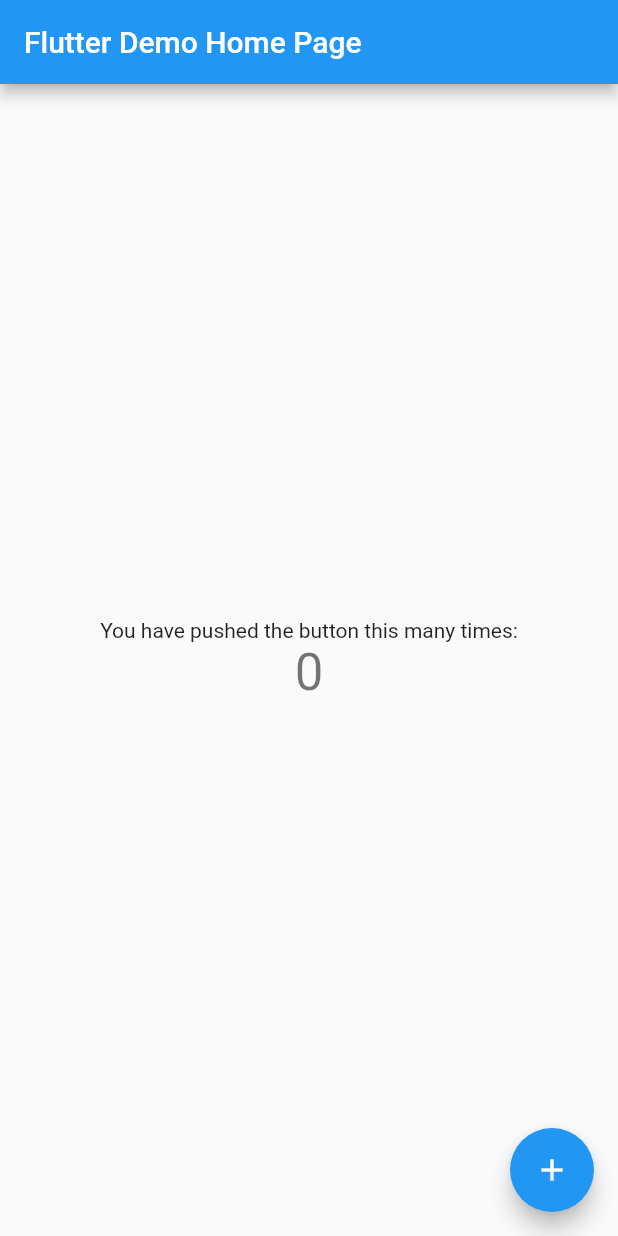
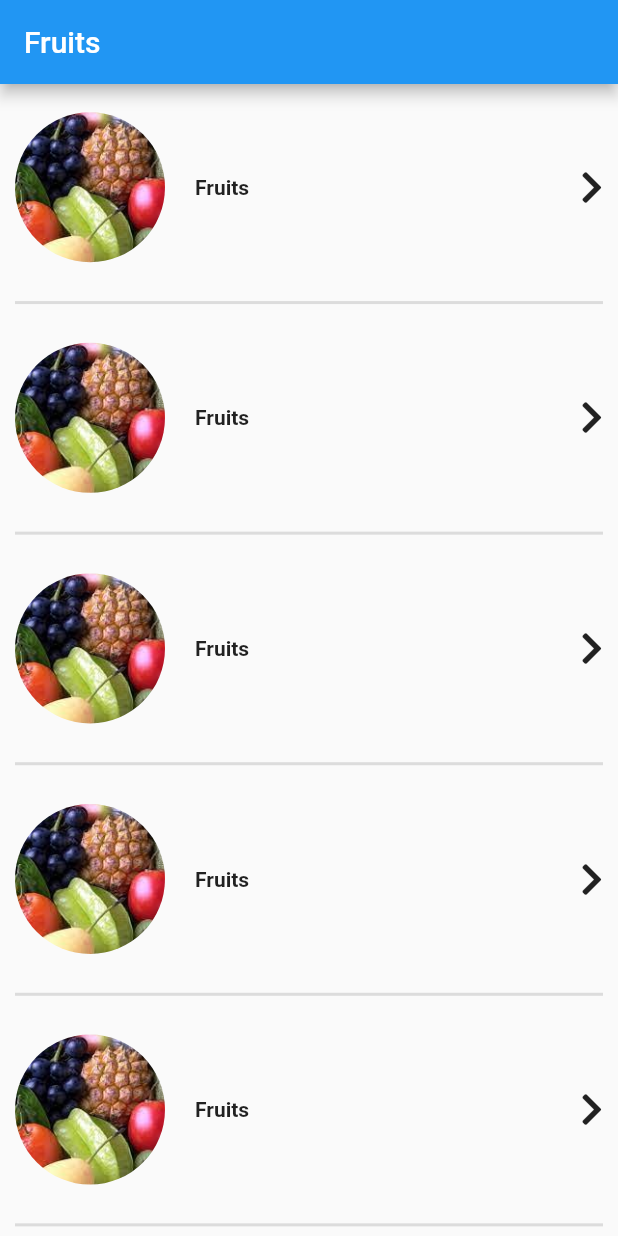
Before and after one commit to ahmed-elmenan/calories_in_food_app, a Flutter app: the screen it shows after launch, on a phone screen of 412 x 824 dp. Run offline on Flutter 3.47's test engine with Material 2 defaults, Android fonts, the phone set to English and light mode, and no system bars; our stand-ins replace font_awesome_flutter.

Commit message:
add fruits page and details and card

```diff
--- /dev/null
+++ b/lib/features/fruits/food_card.dart
@@ -0,0 +1,34 @@
+import 'package:flutter/material.dart';
+import 'package:font_awesome_flutter/font_awesome_flutter.dart';
+
+class FoodCard extends StatelessWidget {
+  @override
+  Widget build(BuildContext context) {
+    Size size = MediaQuery.of(context).size;
+    return Container(
+      margin: EdgeInsets.symmetric(vertical: 10),
+      height: size.height / 7,
+      child: Row(
+        // mainAxisAlignment: MainAxisAlignment.spaceBetween,
+        children: [
+          Container(
+              height: double.infinity,
+              child: CircleAvatar(
+                radius: 50.0,
+                backgroundImage: AssetImage("assets/images/fruits.jpg"),
+                backgroundColor: Colors.transparent,
+              )),
+          SizedBox(width: 20),
+          Expanded(
+            flex: 2,
+            child: Text(
+              "Fruits",
+              style: TextStyle(fontSize: 14, fontWeight: FontWeight.bold),
+            ),
+          ),
+          FaIcon(FontAwesomeIcons.chevronRight),
+        ],
+      ),
+    );
+  }
+}
--- /dev/null
+++ b/lib/features/fruits/foods_list_page.dart
@@ -0,0 +1,29 @@
+import 'package:flutter/material.dart';
+
+import 'food_card.dart';
+
+class FoodsListPage extends StatelessWidget {
+  @override
+  Widget build(BuildContext context) {
+    return Scaffold(
+      appBar: AppBar(
+        title: Text("Fruits"),
+      ),
+      body: Container(
+        padding: EdgeInsets.symmetric(horizontal: 10),
+        child: ListView.builder(
+            itemCount: 7,
+            itemBuilder: (context, index) {
+              return Column(
+                children: [
+                  FoodCard(),
+                  Divider(
+                    thickness: 2,
+                  )
+                ],
+              );
+            }),
+      ),
+    );
+  }
+}
--- a/lib/main.dart
+++ b/lib/main.dart
@@ -1,113 +1,12 @@
 import 'package:flutter/material.dart';
 
+import 'features/fruits/foods_list_page.dart';
+
+
 void main() {
-  runApp(MyApp());
+  runApp(
+    MaterialApp(
+      home: FoodsListPage(),
+    )
+  );
 }
-
-class MyApp extends StatelessWidget {
-  // This widget is the root of your application.
-  @override
-  Widget build(BuildContext context) {
-    return MaterialApp(
-      title: 'Flutter Demo',
-      theme: ThemeData(
-        // This is the theme of your application.
-        //
-        // Try running your application with "flutter run". You'll see the
-        // application has a blue toolbar. Then, without quitting the app, try
-        // changing the primarySwatch below to Colors.green and then invoke
-        // "hot reload" (press "r" in the console where you ran "flutter run",
-        // or simply save your changes to "hot reload" in a Flutter IDE).
-        // Notice that the counter didn't reset back to zero; the application
-        // is not restarted.
-        primarySwatch: Colors.blue,
-      ),
-      home: MyHomePage(title: 'Flutter Demo Home Page'),
-    );
-  }
-}
-
-class MyHomePage extends StatefulWidget {
-  MyHomePage({Key key, this.title}) : super(key: key);
-
-  // This widget is the home page of your application. It is stateful, meaning
-  // that it has a State object (defined below) that contains fields that affect
-  // how it looks.
-
-  // This class is the configuration for the state. It holds the values (in this
-  // case the title) provided by the parent (in this case the App widget) and
-  // used by the build method of the State. Fields in a Widget subclass are
-  // always marked "final".
-
-  final String title;
-
-  @override
-  _MyHomePageState createState() => _MyHomePageState();
-}
-
-class _MyHomePageState extends State<MyHomePage> {
-  int _counter = 0;
-
-  void _incrementCounter() {
-    setState(() {
-      // This call to setState tells the Flutter framework that something has
-      // changed in this State, which causes it to rerun the build method below
-      // so that the display can reflect the updated values. If we changed
-      // _counter without calling setState(), then the build method would not be
-      // called again, and so nothing would appear to happen.
-      _counter++;
-    });
-  }
-
-  @override
-  Widget build(BuildContext context) {
-    // This method is rerun every time setState is called, for instance as done
-    // by the _incrementCounter method above.
-    //
-    // The Flutter framework has been optimized to make rerunning build methods
-    // fast, so that you can just rebuild anything that needs updating rather
-    // than having to individually change instances of widgets.
-    return Scaffold(
-      appBar: AppBar(
-        // Here we take the value from the MyHomePage object that was created by
-        // the App.build method, and use it to set our appbar title.
-        title: Text(widget.title),
-      ),
-      body: Center(
-        // Center is a layout widget. It takes a single child and positions it
-        // in the middle of the parent.
-        child: Column(
-          // Column is also a layout widget. It takes a list of children and
-          // arranges them vertically. By default, it sizes itself to fit its
-          // children horizontally, and tries to be as tall as its parent.
-          //
-          // Invoke "debug painting" (press "p" in the console, choose the
-          // "Toggle Debug Paint" action from the Flutter Inspector in Android
-          // Studio, or the "Toggle Debug Paint" command in Visual Studio Code)
-          // to see the wireframe for each widget.
-          //
-          // Column has various properties to control how it sizes itself and
-          // how it positions its children. Here we use mainAxisAlignment to
-          // center the children vertically; the main axis here is the vertical
-          // axis because Columns are vertical (the cross axis would be
-          // horizontal).
-          mainAxisAlignment: MainAxisAlignment.center,
-          children: <Widget>[
-            Text(
-              'You have pushed the button this many times:',
-            ),
-            Text(
-              '$_counter',
-              style: Theme.of(context).textTheme.headline4,
-            ),
-          ],
-        ),
-      ),
-      floatingActionButton: FloatingActionButton(
-        onPressed: _incrementCounter,
-        tooltip: 'Increment',
-        child: Icon(Icons.add),
-      ), // This trailing comma makes auto-formatting nicer for build methods.
-    );
-  }
-}
--- a/pubspec.yaml
+++ b/pubspec.yaml
@@ -28,6 +28,7 @@
   # The following adds the Cupertino Icons font to your application.
   # Use with the CupertinoIcons class for iOS style icons.
   cupertino_icons: ^1.0.2
+  font_awesome_flutter: ^9.1.0
 
 dev_dependencies:
   flutter_test:
@@ -45,8 +46,8 @@
   uses-material-design: true
 
   # To add assets to your application, add an assets section, like this:
-  # assets:
-  #   - images/a_dot_burr.jpeg
+  assets:
+    - assets/images/
   #   - images/a_dot_ham.jpeg
 
   # An image asset can refer to one or more resolution-specific "variants", see
```
Also changed, not shown: lib/core/data/fruits.json (added, +14 -0 lines), lib/features/fruits/fruit_details.dart (added, +10 -0 lines), assets/images/fruits.jpg (added), pubspec.lock, 1 other file.
